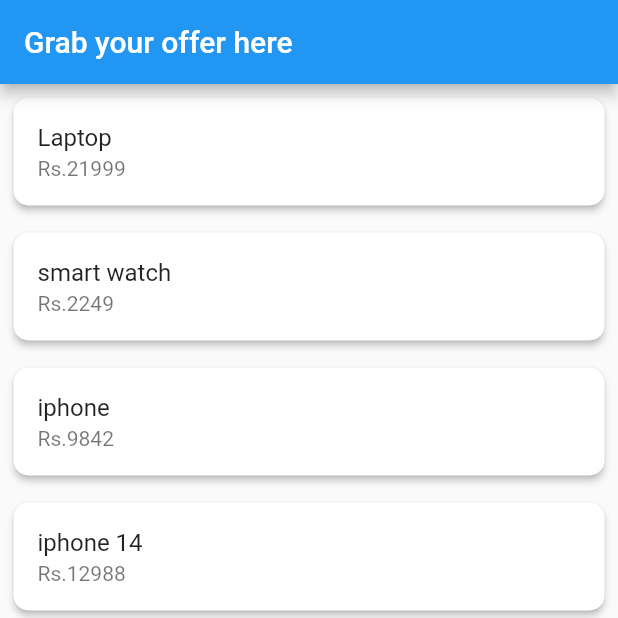
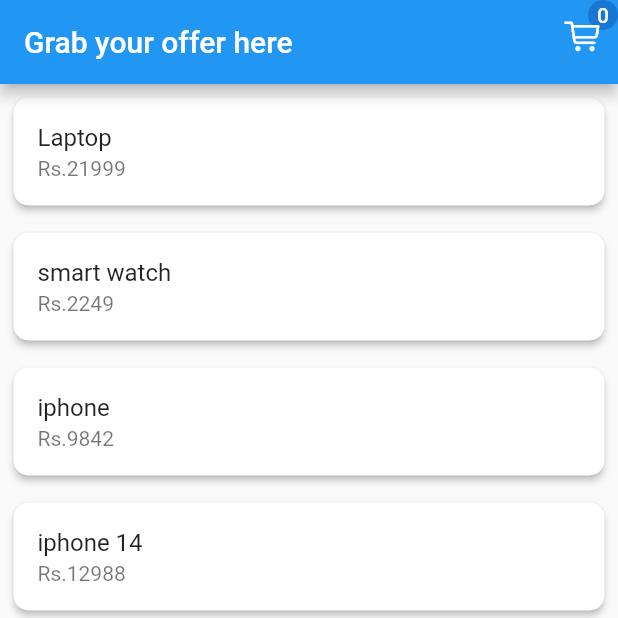
Before and after one commit to roshTailor/adv_exam_2, a Flutter app: the screen it shows after launch, on a phone screen of 412 x 824 dp, the top half of it. Run offline on Flutter 3.47's test engine with Material 2 defaults, Android fonts, the phone set to English and light mode, and no system bars; our stand-ins replace get, shared_preferences, sqflite; accounts and stored records are empty.

Commit message:
RL||11/04/2023||10:11

```diff
--- a/lib/screen/cart_screen.dart
+++ b/lib/screen/cart_screen.dart
@@ -14,8 +14,7 @@
 }
 
 class _CartPageState extends State<CartPage> {
-
-  CartController cartController = Get.put(CartController());
+  CartController cartController = Get.find<CartController>();
 
   @override
   Widget build(BuildContext context) {
--- a/lib/screen/home_screen.dart
+++ b/lib/screen/home_screen.dart
@@ -1,7 +1,9 @@
 import 'package:adv_exam_2/Utils/AppVar.dart';
+import 'package:flutter/cupertino.dart';
 import 'package:flutter/material.dart';
 import 'package:get/get.dart';
 
+import '../controller/getController.dart';
 import '../helper/product_helper.dart';
 import '../model/product_model.dart';
 import 'cart_screen.dart';
@@ -14,14 +16,38 @@
 }
 
 class _HomePageState extends State<HomePage> {
-
+  CartController cartController = Get.put(CartController());
 
   @override
   Widget build(BuildContext context) {
     return Scaffold(
-      appBar: AppBar(
-        title: const Text("Grab your offer here"),
+      appBar: AppBar(title: const Text("Grab your offer here"), actions: [
+        Stack(
+          alignment: Alignment.topRight,
+          children: [
+            CircleAvatar(
+              radius: 10,
+              child: Obx(
+                () => Text(
+                  "${cartController.totalQuantity}",
+                  style: TextStyle(
+                    fontSize: 14,
+                    fontWeight: FontWeight.w500,
                   ),
+                ),
+              ),
+            ),
+            IconButton(
+              onPressed: () {
+                Get.toNamed("/cart_page");
+              },
+              icon: const Icon(
+                CupertinoIcons.shopping_cart,
+              ),
+            ),
+          ],
+        ),
+      ]),
       body: FutureBuilder(
         future: ProductDBHelper.productDBHelper.getAllRecode(),
         builder: (BuildContext context, AsyncSnapshot snapShot) {
@@ -34,24 +60,21 @@
             );
           } else if (snapShot.hasData) {
             List<ProductDB> data = snapShot.data!;
-            return
-              ListView.builder(
+            return ListView.builder(
               itemCount: data.length,
               itemBuilder: (context, i) => Padding(
                 padding: const EdgeInsets.all(5),
                 child: Card(
                   elevation: 2,
                   shape: RoundedRectangleBorder(
-                        borderRadius: BorderRadius.circular(10)
-                    ),
+                      borderRadius: BorderRadius.circular(10)),
                   child: ListTile(
                     shape: RoundedRectangleBorder(
-                        borderRadius: BorderRadius.circular(10)
-                      ),
+                        borderRadius: BorderRadius.circular(10)),
                     title: Text(data[i].name),
                     subtitle: Text("Rs.${data[i].price}"),
                     onTap: () {
-                        Get.toNamed("productPage", arguments: data[i]);
+                      Get.toNamed("/productPage", arguments: data[i]);
                     },
                   ),
                 ),
@@ -64,7 +87,6 @@
           }
         },
       ),
-
     );
   }
 }
--- a/lib/screen/product.dart
+++ b/lib/screen/product.dart
@@ -15,8 +15,8 @@
 }
 
 class _ProductPageState extends State<ProductPage> {
-  CartController cartController = Get.put(CartController());
-
+  //CartController cartController = Get.put(CartController());
+  CartController cartController = Get.find<CartController>();
   @override
   void initState() {
     // TODO: implement initState
--- a/lib/screen/promo.dart
+++ b/lib/screen/promo.dart
@@ -13,8 +13,9 @@
 }
 
 class _CouponPageState extends State<CouponPage> {
-  CartController cartController = Get.put(CartController());
-
+  CartController cartController = Get.find<CartController>();
+  //CartController cartController = Get.put(CartController());
+  //CartController cartController = Get.lazyPut(() => cartController());
   Future? getData;
 
   @override
--- a/pubspec.yaml
+++ b/pubspec.yaml
@@ -64,8 +64,8 @@
   uses-material-design: true
 
   # To add assets to your application, add an assets section, like this:
-  assets:
-    - asset/database/product.db
+  #  assets:
+  #    - asset/database/product.db
   #   - images/a_dot_burr.jpeg
   #   - images/a_dot_ham.jpeg
 
```
Lines whose indentation alone changed are shown as unchanged.
